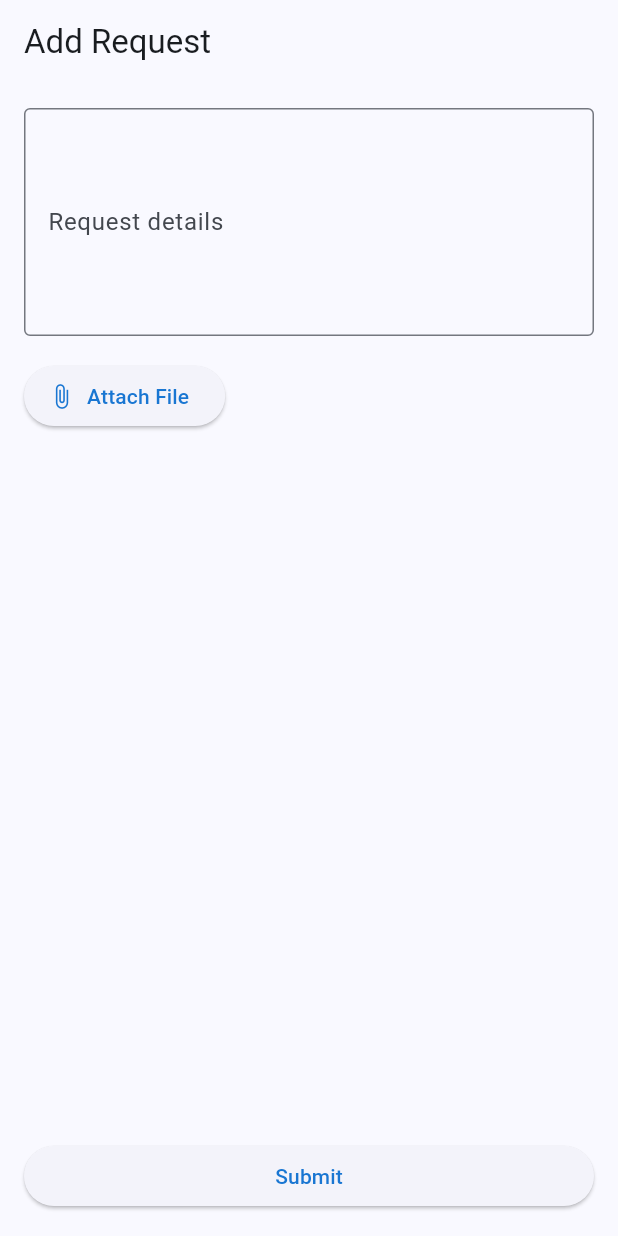
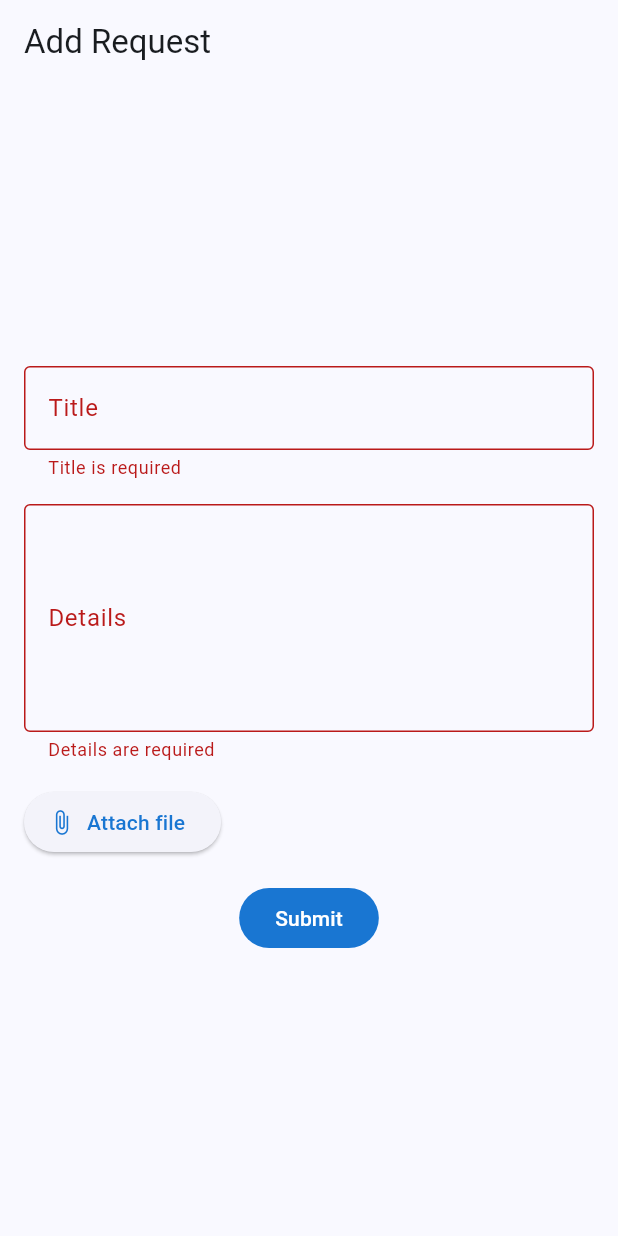
Before and after one commit to tieneumin/WorkSmart, a Flutter app: the AddRequestScreen screen opened directly, after a tap on "Submit", on a phone screen of 412 x 824 dp. Run offline on Flutter 3.47's test engine with Material 3 defaults, Android fonts, the phone set to English and light mode, and no system bars; our stand-ins replace file_picker, go_router, google_sign_in, supabase_flutter; accounts and stored records are empty.

Commit message:
Implement requests / add request screen drafts; progress blocker due to incorrect provider usage

```diff
--- a/lib/data/model/request.dart
+++ b/lib/data/model/request.dart
@@ -1,44 +1,49 @@
 class Request {
   int? id;
-  final int userId;
+  final String userId;
+  final String title;
   final String body;
-  String status; // e.g. "pending", "approved", "rejected"
-  final String attachment;
+  String status;
+  final String file;
   final DateTime createdAt;
 
   Request({
     this.id,
     required this.userId,
+    required this.title,
     required this.body,
     this.status = "pending",
-    this.attachment = "",
+    this.file = "",
     DateTime? createdAt,
   }) : createdAt = createdAt ?? DateTime.now();
 
   Request copy({
     int? id,
-    int? userId,
+    String? userId,
+    String? title,
     String? body,
     String? status,
-    String? attachment,
+    String? file,
     DateTime? createdAt,
   }) {
     return Request(
       id: id ?? this.id,
       userId: userId ?? this.userId,
+      title: title ?? this.title,
       body: body ?? this.body,
       status: status ?? this.status,
-      attachment: attachment ?? this.attachment,
+      file: file ?? this.file,
       createdAt: createdAt ?? this.createdAt,
     );
   }
 
   Map<String, dynamic> toMap() => {
-    "id": id,
+    if (id != null) "id": id,
     "userId": userId,
+    "title": title,
     "body": body,
     "status": status,
-    "attachment": attachment,
+    "file": file,
     "createdAt": createdAt.toIso8601String(),
   };
 
@@ -46,15 +51,16 @@ class Request {
     return Request(
       id: map["id"],
       userId: map["userId"],
+      title: map["title"],
       body: map["body"],
       status: map["status"],
-      attachment: map["attachment"],
+      file: map["file"],
       createdAt: DateTime.parse(map["createdAt"]),
     );
   }
 
   @override
   String toString() {
-    return "Request{id: $id, userId: $userId, body: $body, status: $status, attachment: $attachment, createdAt: $createdAt}";
+    return "Request{id: $id, userId: $userId, title: $title, body: $body, status: $status, attachment: $file, createdAt: $createdAt}";
   }
 }
--- a/lib/nav/nav.dart
+++ b/lib/nav/nav.dart
@@ -12,7 +12,7 @@ class Nav {
       builder: (context, state) => const LoginScreen(),
     ),
     GoRoute(
-      path: "/signup",
+      path: "/sign_up",
       name: Screen.signup.name,
       builder: (context, state) => const SignUpScreen(),
     ),
--- /dev/null
+++ b/lib/provider/user_id_provider.dart
@@ -0,0 +1,19 @@
+import 'package:flutter/material.dart';
+import 'package:supabase_flutter/supabase_flutter.dart';
+
+class UserIdProvider extends ChangeNotifier {
+  final _supabase = Supabase.instance.client;
+
+  String? _userId;
+  String? get userId => _userId;
+
+  void getCurrentUserId() {
+    _userId = _supabase.auth.currentUser?.id;
+    notifyListeners();
+  }
+
+  void clearUserId() {
+    _userId = null;
+    notifyListeners();
+  }
+}
--- a/lib/ui/home/add_request_screen.dart
+++ b/lib/ui/home/add_request_screen.dart
@@ -1,6 +1,16 @@
+import 'dart:typed_data';
+import 'dart:io';
+
 import 'package:flutter/material.dart';
+import 'package:provider/provider.dart';
+import 'package:worksmart/data/repo/request_supabase.dart';
+import 'package:worksmart/provider/user_id_provider.dart';
+import 'package:worksmart/service/storage_service.dart';
+import 'package:file_picker/file_picker.dart';
 import 'package:worksmart/data/model/request.dart';
-import 'package:worksmart/service/storage_service.dart';
+import 'package:go_router/go_router.dart';
+import 'package:supabase_flutter/supabase_flutter.dart';
+import 'package:worksmart/core/utils.dart';
 
 class AddRequestScreen extends StatefulWidget {
   const AddRequestScreen({super.key});
@@ -10,32 +20,68 @@ class AddRequestScreen extends StatefulWidget {
 }
 
 class _AddRequestScreenState extends State<AddRequestScreen> {
+  final _repo = RequestSupabase();
+  final _storageService = StorageService();
+  final _titleController = TextEditingController();
   final _bodyController = TextEditingController();
-  String? _attachmentPath;
-  bool _isLoading = false;
+  String? _titleError;
+  String? _bodyError;
+  late final String? _userId;
+  String? _fileName;
+  Uint8List? _bytes;
 
-  Future<void> _pickFile() async {
-    // TODO: Implement file picker and upload logic using StorageService
-    // Example: final path = await StorageService().pickAndUploadFile();
-    // setState(() => _attachmentPath = path);
+  @override
+  void initState() {
+    super.initState();
+    _userId = context.watch<UserIdProvider>().userId;
   }
 
-  Future<void> _submit() async {
-    if (_bodyController.text.trim().isEmpty) return;
-    setState(() => _isLoading = true);
-    // TODO: Save request to backend (add your repo/service logic here)
-    // Example:
-    // await RequestRepo().addRequest(Request(
-    //   userId: ..., // get from auth
-    //   body: _bodyController.text,
-    //   attachment: _attachmentPath ?? '',
-    // ));
-    setState(() => _isLoading = false);
-    if (mounted) Navigator.pop(context);
+  void _pickFile() async {
+    final result = await FilePicker.platform.pickFiles();
+
+    if (result != null && result.files.single.path != null) {
+      final file = File(result.files.single.path!);
+      _bytes = await file.readAsBytes();
+      setState(() {
+        _fileName = result.files.single.name;
+      });
+    }
+  }
+
+  void _submitRequest() async {
+    final title = _titleController.text;
+    final body = _bodyController.text;
+
+    if (title.isEmpty || body.isEmpty) {
+      setState(() {
+        if (title.isEmpty) _titleError = "Title is required";
+        if (body.isEmpty) _bodyError = "Details are required";
+      });
+      return;
+    }
+
+    try {
+      if (_fileName != null && _bytes != null) {
+        await _storageService.uploadFile(_fileName!, _bytes!);
+      }
+      await _repo.addRequest(
+        Request(
+          userId: _userId!,
+          title: title,
+          body: body,
+          file: _fileName ?? "",
+        ),
+      );
+      // if (!mounted) return;
+      // context.pop(true);
+    } on PostgrestException catch (e) {
+      if (mounted) showErrorSnackbar(e.message, context);
+    }
   }
 
   @override
   void dispose() {
+    _titleController.dispose();
     _bodyController.dispose();
     super.dispose();
   }
@@ -43,49 +89,52 @@ class _AddRequestScreenState extends State<AddRequestScreen> {
   @override
   Widget build(BuildContext context) {
     return Scaffold(
-      appBar: AppBar(title: const Text('Add Request')),
-      body: Padding(
+      appBar: AppBar(title: const Text("Add Request")),
+      body: SafeArea(
+        child: Padding(
           padding: const EdgeInsets.all(16.0),
           child: Column(
+            mainAxisAlignment: MainAxisAlignment.center,
             children: [
               TextField(
-              controller: _bodyController,
-              maxLines: 5,
-              decoration: const InputDecoration(
-                labelText: 'Request details',
+                controller: _titleController,
+                onChanged: (_) => setState(() => _titleError = null),
+                decoration: InputDecoration(
+                  labelText: "Title",
+                  errorText: _titleError,
                   border: OutlineInputBorder(),
                 ),
               ),
-            const SizedBox(height: 16),
+              const SizedBox(height: 16.0),
+              TextField(
+                controller: _bodyController,
+                onChanged: (_) => setState(() => _bodyError = null),
+                maxLines: 5,
+                decoration: InputDecoration(
+                  labelText: "Details",
+                  errorText: _bodyError,
+                  border: OutlineInputBorder(),
+                ),
+              ),
+              const SizedBox(height: 16.0),
               Row(
                 children: [
                   ElevatedButton.icon(
                     onPressed: _pickFile,
+                    label: const Text("Attach file"),
                     icon: const Icon(Icons.attach_file),
-                  label: const Text('Attach File'),
                   ),
-                const SizedBox(width: 8),
-                if (_attachmentPath != null)
+                  const SizedBox(width: 16.0),
+                  if (_fileName != null)
                     Expanded(
-                    child: Text(
-                      _attachmentPath!,
-                      overflow: TextOverflow.ellipsis,
-                    ),
+                      child: Text(_fileName!, overflow: TextOverflow.ellipsis),
                     ),
                 ],
               ),
-            const Spacer(),
-            SizedBox(
-              width: double.infinity,
-              child: ElevatedButton(
-                onPressed: _isLoading ? null : _submit,
-                child:
-                    _isLoading
-                        ? const CircularProgressIndicator()
-                        : const Text('Submit'),
+              SizedBox(height: 16.0),
+              FilledButton(onPressed: _submitRequest, child: Text("Submit")),
+            ],
           ),
-            ),
-          ],
         ),
       ),
     );
--- a/pubspec.yaml
+++ b/pubspec.yaml
@@ -39,9 +39,9 @@ dependencies:
   google_sign_in: ^6.3.0
   flutter_launcher_icons: ^0.14.3
   http: ^1.4.0
+  provider: ^6.1.5
+  file_picker: ^10.1.9
 
-  # file_picker: ^10.1.9
-  # provider: ^6.1.5
   # shared_preferences: ^2.5.3
 
 dev_dependencies:
```
Also changed, not shown: lib/data/repo/request_supabase.dart (+9 -14 lines), lib/main.dart (+6 -5 lines), lib/provider/_provider.dart (deleted, +0 -17 lines), lib/service/auth_service.dart (+22 -8 lines), lib/ui/auth/login_screen.dart (+2 -12 lines), lib/ui/auth/sign_up_screen.dart (+2 -13 lines), lib/ui/home/home_tab_container.dart (+9 -2 lines), lib/ui/home/requests_screen.dart (+96 -85 lines), pubspec.lock. Lines whose indentation alone changed are shown as unchanged.
